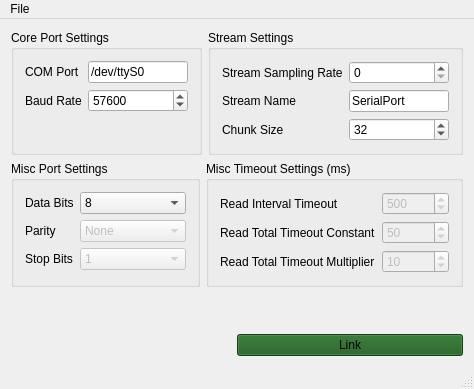
First picture: the form in mainwindow.ui, repository roberttoth02/App-SerialPortMac, before the edit.
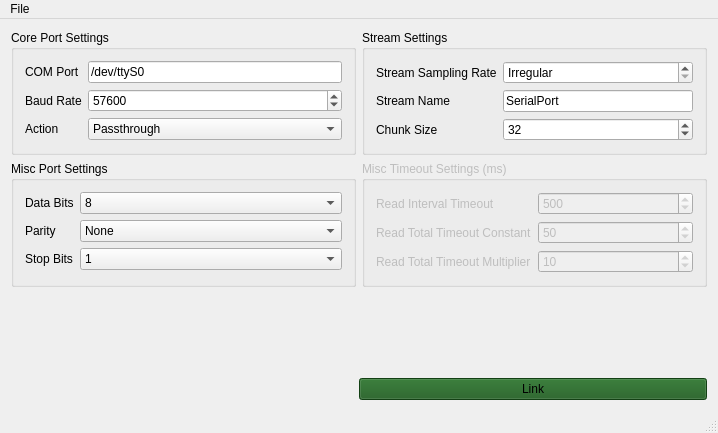
Second picture: the form after the edit.

```diff
--- a/mainwindow.ui
+++ b/mainwindow.ui
@@ -9,8 +9,8 @@
    <rect>
     <x>0</x>
     <y>0</y>
-    <width>474</width>
-    <height>389</height>
+    <width>718</width>
+    <height>433</height>
    </rect>
   </property>
   <property name="windowTitle">
@@ -66,6 +66,32 @@
            </property>
           </widget>
          </item>
+         <item row="2" column="1">
+          <widget class="QComboBox" name="datamode">
+           <item>
+            <property name="text">
+             <string>Passthrough</string>
+            </property>
+           </item>
+           <item>
+            <property name="text">
+             <string>Read Integer number</string>
+            </property>
+           </item>
+           <item>
+            <property name="text">
+             <string>Read Floating point number</string>
+            </property>
+           </item>
+          </widget>
+         </item>
+         <item row="2" column="0">
+          <widget class="QLabel" name="label_8">
+           <property name="text">
+            <string>Action</string>
+           </property>
+          </widget>
+         </item>
         </layout>
        </widget>
       </item>
@@ -90,6 +116,9 @@
            <property name="toolTip">
             <string>Set this to a non-zero value if you know the sampling rate.</string>
            </property>
+           <property name="specialValueText">
+            <string>Irregular</string>
+           </property>
            <property name="minimum">
             <number>0</number>
            </property>
@@ -209,7 +238,7 @@
          <item row="1" column="1">
           <widget class="QComboBox" name="parity">
            <property name="enabled">
-            <bool>false</bool>
+            <bool>true</bool>
            </property>
            <property name="toolTip">
             <string>Parity checking scheme.</string>
@@ -254,7 +283,7 @@
          <item row="2" column="1">
           <widget class="QComboBox" name="stopBits">
            <property name="enabled">
-            <bool>false</bool>
+            <bool>true</bool>
            </property>
            <property name="toolTip">
             <string>Number of stop bits.</string>
@@ -281,6 +310,9 @@
       </item>
       <item>
        <widget class="QGroupBox" name="groupBox_4">
+        <property name="enabled">
+         <bool>false</bool>
+        </property>
         <property name="toolTip">
          <string>The timeout settings are largely irrelevant in this simple context but are exposed for completeness.</string>
         </property>
@@ -418,8 +450,8 @@
     <rect>
      <x>0</x>
      <y>0</y>
-     <width>474</width>
-     <height>23</height>
+     <width>718</width>
+     <height>26</height>
     </rect>
    </property>
    <widget class="QMenu" name="menuFile">
```
Left out of the diff: 13 changed lines with no effect on the pictures.
